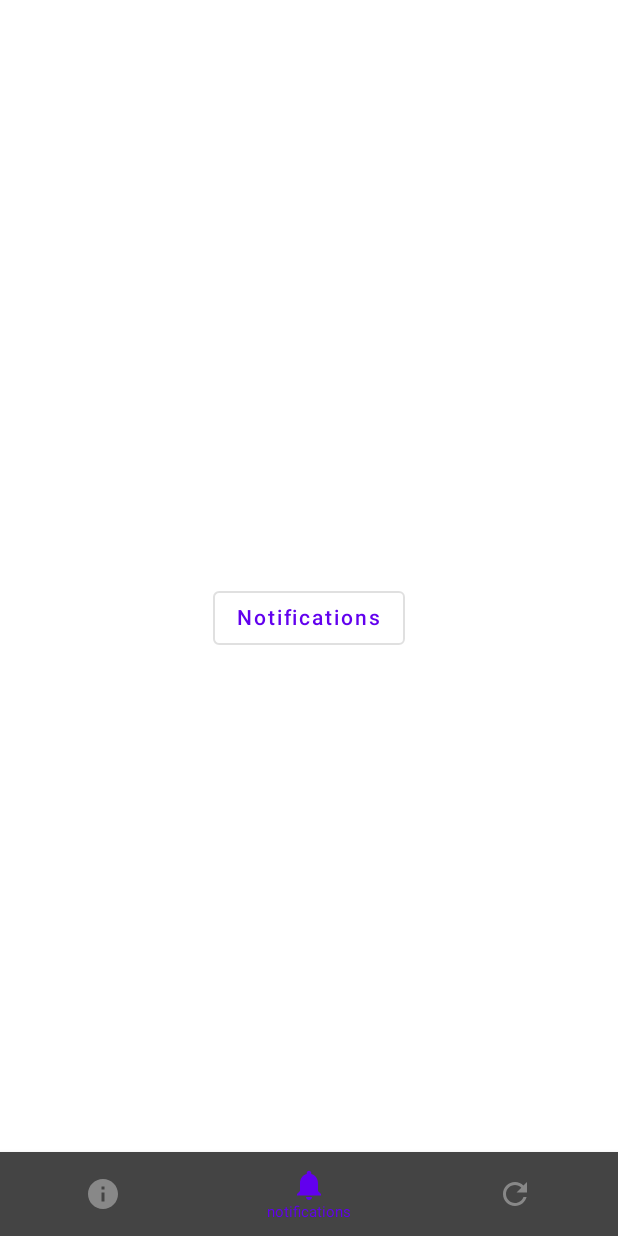
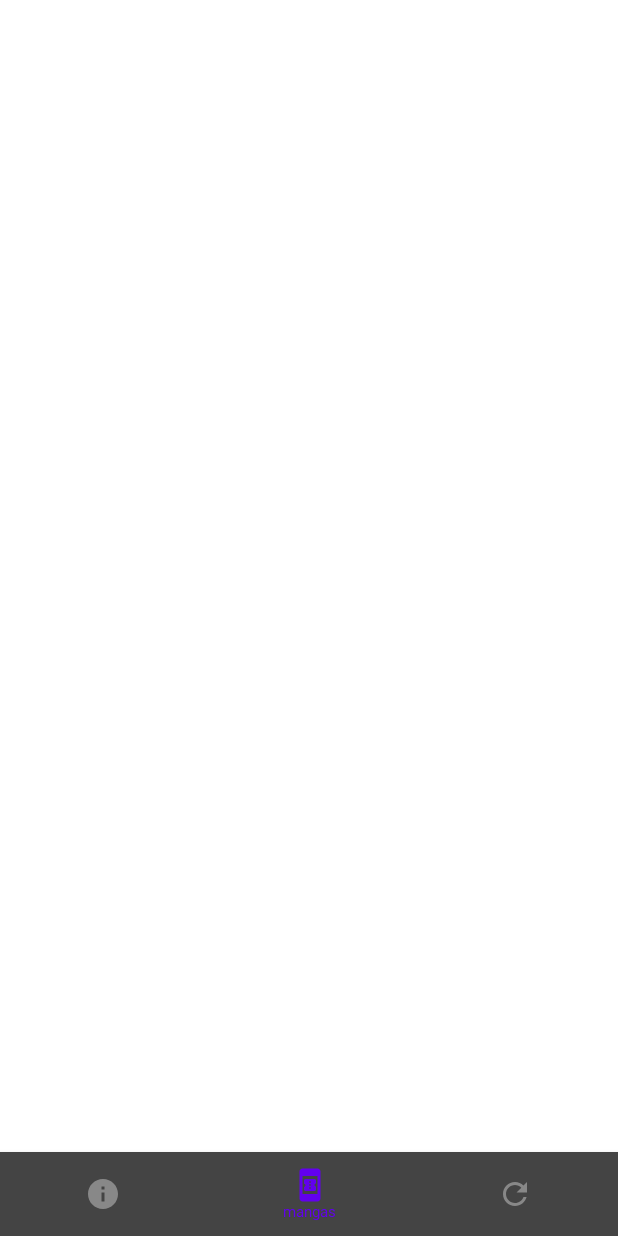
Before and after one commit to FabricioGonzalez/CryptocurrencyApp, an Android app built with Jetpack Compose: the screen it shows after launch (MainActivity), item 2 of the bottom bar chosen, on a phone screen of 412 x 824 dp. Run offline under Robolectric (Android 15) with nearby library versions, the phone set to English and light mode, and no system bars; our stand-ins replace Dagger/Hilt's generated code.

Commit message:
Iniciando o processo de obtenção de mangas

```diff
--- a/app/build.gradle
+++ b/app/build.gradle
@@ -5,12 +5,12 @@ plugins {
     id 'dagger.hilt.android.plugin'
 }
 android {
-    compileSdk 33
+    compileSdk 31
 
     defaultConfig {
         applicationId "com.teste.personal_tool_app"
         minSdk 26
-        targetSdk 33
+        targetSdk 31
         versionCode 1
         versionName "1.0"
 
@@ -58,6 +58,7 @@ dependencies {
     implementation "androidx.compose.ui:ui-tooling-preview:$compose_version"
     implementation 'androidx.lifecycle:lifecycle-runtime-ktx:2.3.1'
     implementation 'androidx.activity:activity-compose:1.3.1'
+    implementation 'androidx.compose.material:material-icons-extended:1.1.1'
     testImplementation 'junit:junit:4.+'
     androidTestImplementation 'androidx.test.ext:junit:1.1.3'
     androidTestImplementation 'androidx.test.espresso:espresso-core:3.4.0'
--- a/app/src/main/java/com/teste/personal_tool_app/common/Constants.kt
+++ b/app/src/main/java/com/teste/personal_tool_app/common/Constants.kt
@@ -2,5 +2,6 @@ package com.teste.personal_tool_app.common
 
 object Constants {
     const val BASE_URL = "https://api.coinpaprika.com/"
+    const val MANGA_API_BASE_URL = "https://api.coinpaprika.com/"
     const val PARAM_COIN_ID = "coinId"
 }
--- a/app/src/main/java/com/teste/personal_tool_app/presentation/MainActivity.kt
+++ b/app/src/main/java/com/teste/personal_tool_app/presentation/MainActivity.kt
@@ -1,6 +1,7 @@
 package com.teste.personal_tool_app.presentation
 
 import android.Manifest
+import android.annotation.SuppressLint
 import android.os.Bundle
 import androidx.activity.ComponentActivity
 import androidx.activity.compose.setContent
@@ -8,8 +9,8 @@ import androidx.activity.result.ActivityResultLauncher
 import androidx.activity.result.contract.ActivityResultContracts
 import androidx.compose.material.Scaffold
 import androidx.compose.material.icons.Icons
+import androidx.compose.material.icons.filled.BookOnline
 import androidx.compose.material.icons.filled.Info
-import androidx.compose.material.icons.filled.Notifications
 import androidx.compose.material.icons.filled.Refresh
 import androidx.compose.material.rememberScaffoldState
 import androidx.compose.runtime.rememberCoroutineScope
@@ -23,6 +24,7 @@ import dagger.hilt.android.AndroidEntryPoint
 @AndroidEntryPoint
 class MainActivity : ComponentActivity() {
 
+    @SuppressLint("UnusedMaterialScaffoldPaddingParameter")
     override fun onCreate(savedInstanceState: Bundle?) {
         super.onCreate(savedInstanceState)
 
@@ -88,10 +90,15 @@ class MainActivity : ComponentActivity() {
                                     icon = Icons.Default.Info
                                 ),
                                 BottomNavItem(
-                                    name = "notifications",
-                                    route = Screen.NotificationScreen.route,
-                                    icon = Icons.Default.Notifications
+                                    name = "mangas",
+                                    route = Screen.MangaListScreen.route,
+                                    icon = Icons.Default.BookOnline
                                 ),
+                                /*  BottomNavItem(
+                                      name = "notifications",
+                                      route = Screen.NotificationScreen.route,
+                                      icon = Icons.Default.Notifications
+                                  ),*/
                                 BottomNavItem(
                                     name = "weather",
                                     route = Screen.WeatherScreen.route,
--- a/app/src/main/java/com/teste/personal_tool_app/presentation/Screen.kt
+++ b/app/src/main/java/com/teste/personal_tool_app/presentation/Screen.kt
@@ -3,6 +3,10 @@ package com.teste.personal_tool_app.presentation
 sealed class Screen(val route:String) {
     object CoinListScreen : Screen("coin_list_screen")
     object CoinDetailScreen : Screen("coin_detail_screen")
-    object NotificationScreen : Screen("notification_screen")
+    object MangaListScreen : Screen("manga_list_screen")
+    object MangaScreen : Screen("manga_screen")
+    object MangaReaderScreen : Screen("manga_reader_screen")
+
+    /*object NotificationScreen : Screen("notification_screen")*/
     object WeatherScreen : Screen("weather_screen")
 }
--- a/app/src/main/java/com/teste/personal_tool_app/presentation/coin/coin_list/CoinListScreen.kt
+++ b/app/src/main/java/com/teste/personal_tool_app/presentation/coin/coin_list/CoinListScreen.kt
@@ -27,7 +27,6 @@ fun CoinListScreen(
             items(state.coins) { coin ->
                 CoinListItem(coin = coin, onItemClick = {
                     navController.navigate(Screen.CoinDetailScreen.route + "/${coin.id}")
-
                 })
             }
         }
--- /dev/null
+++ b/app/src/main/java/com/teste/personal_tool_app/presentation/manga/manga_list/MangaListScreen.kt
@@ -0,0 +1,11 @@
+package com.teste.personal_tool_app.presentation.manga.manga_list
+
+import androidx.compose.foundation.layout.Box
+import androidx.compose.foundation.layout.fillMaxSize
+import androidx.compose.runtime.Composable
+import androidx.compose.ui.Modifier
+
+@Composable
+fun MangaListScreen() {
+    Box(modifier = Modifier.fillMaxSize()){}
+}
--- a/app/src/main/java/com/teste/personal_tool_app/presentation/navigation/components/Navigation.kt
+++ b/app/src/main/java/com/teste/personal_tool_app/presentation/navigation/components/Navigation.kt
@@ -8,15 +8,15 @@ import com.teste.personal_tool_app.presentation.MainActivity
 import com.teste.personal_tool_app.presentation.Screen
 import com.teste.personal_tool_app.presentation.coin.coin_detail.CoinDetailScreen
 import com.teste.personal_tool_app.presentation.coin.coin_list.CoinListScreen
-import com.teste.personal_tool_app.presentation.nofication.NotificationScreen
-import com.teste.personal_tool_app.presentation.weather.WeatherForecast
+import com.teste.personal_tool_app.presentation.manga.MangaScreen
+import com.teste.personal_tool_app.presentation.manga.manga_list.MangaListScreen
+import com.teste.personal_tool_app.presentation.manga.manga_reader.MangaReaderScreen
 import com.teste.personal_tool_app.presentation.weather.WeatherScreen
-import com.teste.personal_tool_app.presentation.weather.viewmodels.WeatherViewModel
 
 @Composable
 fun Navigation(
     navController: NavHostController,
-    activity:MainActivity
+    activity: MainActivity
 ) {
     NavHost(
         navController = navController,
@@ -33,10 +33,25 @@ fun Navigation(
         ) {
             CoinDetailScreen()
         }
-        composable(
+/*        composable(
             route = Screen.NotificationScreen.route
         ) {
             NotificationScreen()
+        }*/
+        composable(
+            route = Screen.MangaScreen.route + "/{mangaUrl}"
+        ) {
+            MangaScreen()
+        }
+        composable(
+            route = Screen.MangaReaderScreen.route + "/{mangaChapter}"
+        ) {
+            MangaReaderScreen()
+        }
+        composable(
+            route = Screen.MangaListScreen.route
+        ) {
+            MangaListScreen()
         }
         composable(
             route = Screen.WeatherScreen.route
```
Also changed, not shown: app/src/main/java/com/teste/personal_tool_app/presentation/manga/manga_reader/MangaReaderScreen.kt (added, +11 -0 lines), app/src/main/java/com/teste/personal_tool_app/presentation/manga/manga_screen/MangaScreen.kt (added, +11 -0 lines), app/src/main/java/com/teste/personal_tool_app/presentation/webview/VideoList.kt (deleted, +0 -10 lines).
